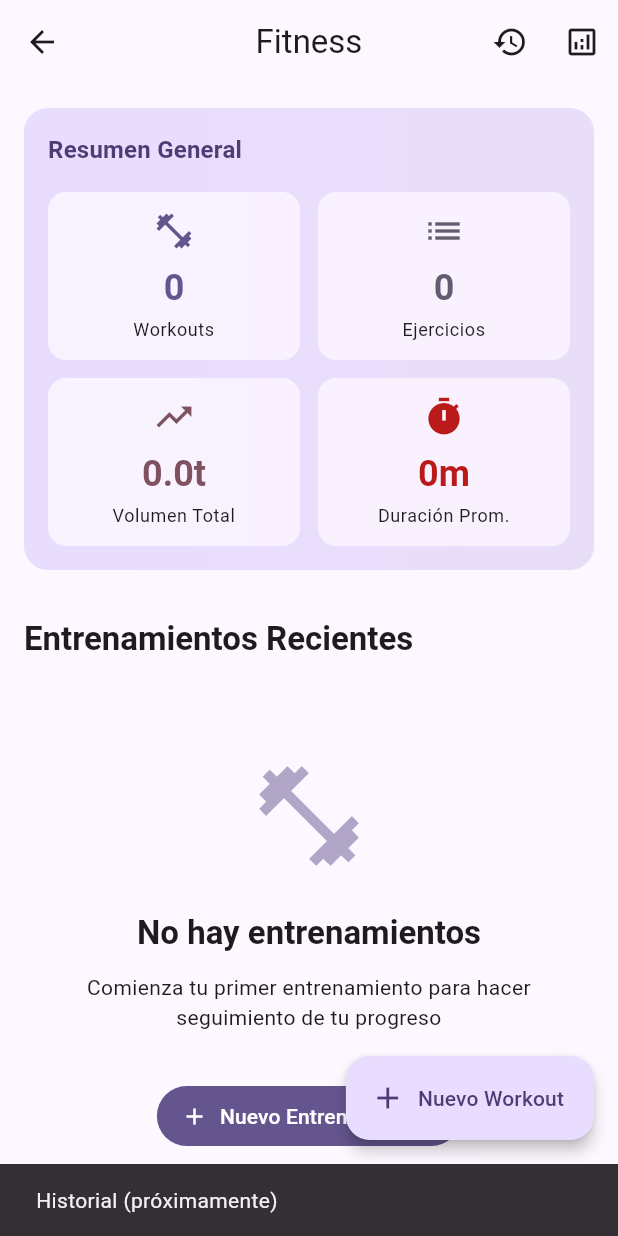
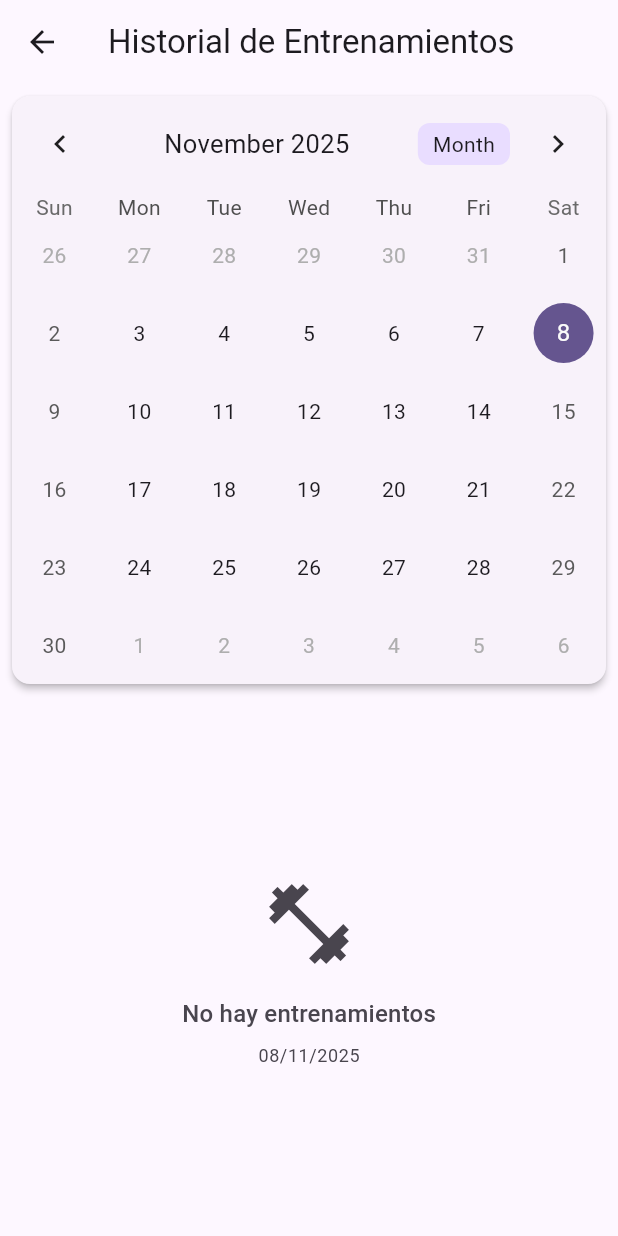
Before and after one commit to Doddieko67/app_watch, a Flutter app: the FitnessHomeScreen screen opened directly, after a tap on the "history" icon, on a phone screen of 412 x 824 dp. Run offline on Flutter 3.47's test engine with Material 3 defaults, Android fonts, the phone set to English and light mode, and no system bars; drawn by our look-alikes of table_calendar; our stand-ins replace drift, file_picker, fl_chart, flutter_local_notifications, flutter_riverpod, flutter_secure_storage and 7 more; accounts and stored records are empty; generated files the repository leaves out were written again.

Commit message:
feat: implement workout history with calendar view (Phase 6.5f)
- Create WorkoutHistoryScreen with table_calendar integration
- Calendar view with markers showing workout days
- Date selection to view workouts for specific date
- Workout list grouped by selected date
- Workout cards with split type, duration, exercises count, and volume
- Color-coded split indicators (Push, Pull, Legs, Upper, Lower, Full, Custom)
- Navigation to WorkoutDetailScreen for editing
- Empty state for days with no workouts
- Add navigation from FitnessHomeScreen history button
- Month/week/2-week calendar format switching

🤖 Generated with [Claude Code](https://claude.com/claude-code)

Co-Authored-By: Claude <noreply@anthropic.com>

```diff
--- a/lib/features/fitness/presentation/screens/fitness_home_screen.dart
+++ b/lib/features/fitness/presentation/screens/fitness_home_screen.dart
@@ -4,6 +4,7 @@ import 'package:flutter_riverpod/flutter_riverpod.dart';
 import '../providers/fitness_providers.dart';
 import '../widgets/workout_card.dart';
 import 'workout_detail_screen.dart';
+import 'workout_history_screen.dart';
 
 /// Pantalla principal de Fitness
 ///
@@ -25,10 +26,9 @@ class FitnessHomeScreen extends ConsumerWidget {
           IconButton(
             icon: const Icon(Icons.history),
             onPressed: () {
-              // TODO: Navegar a WorkoutHistoryScreen
-              ScaffoldMessenger.of(context).showSnackBar(
-                const SnackBar(
-                  content: Text('Historial (próximamente)'),
+              Navigator.of(context).push(
+                MaterialPageRoute(
+                  builder: (_) => const WorkoutHistoryScreen(),
                 ),
               );
             },
--- /dev/null
+++ b/lib/features/fitness/presentation/screens/workout_history_screen.dart
@@ -0,0 +1,394 @@
+import 'package:flutter/material.dart';
+import 'package:flutter_riverpod/flutter_riverpod.dart';
+import 'package:intl/intl.dart';
+import 'package:table_calendar/table_calendar.dart';
+
+import '../../domain/entities/workout_entity.dart';
+import '../providers/fitness_providers.dart';
+import 'workout_detail_screen.dart';
+
+class WorkoutHistoryScreen extends ConsumerStatefulWidget {
+  const WorkoutHistoryScreen({super.key});
+
+  @override
+  ConsumerState<WorkoutHistoryScreen> createState() => _WorkoutHistoryScreenState();
+}
+
+class _WorkoutHistoryScreenState extends ConsumerState<WorkoutHistoryScreen> {
+  DateTime _selectedDay = DateTime.now();
+  DateTime _focusedDay = DateTime.now();
+  CalendarFormat _calendarFormat = CalendarFormat.month;
+
+  @override
+  Widget build(BuildContext context) {
+    final startOfMonth = DateTime(_focusedDay.year, _focusedDay.month, 1);
+    final endOfMonth = DateTime(_focusedDay.year, _focusedDay.month + 1, 0);
+
+    final monthWorkoutsAsync = ref.watch(
+      workoutsByDateRangeProvider(
+        start: startOfMonth,
+        end: endOfMonth,
+      ),
+    );
+
+    return Scaffold(
+      appBar: AppBar(
+        title: const Text('Historial de Entrenamientos'),
+      ),
+      body: Column(
+        children: [
+          // Calendario
+          Card(
+            margin: const EdgeInsets.all(8),
+            child: monthWorkoutsAsync.when(
+              data: (monthWorkouts) {
+                // Crear un mapa de fechas con workouts
+                final workoutDates = <DateTime, List<WorkoutEntity>>{};
+                for (final workout in monthWorkouts) {
+                  final dateKey = DateTime(
+                    workout.date.year,
+                    workout.date.month,
+                    workout.date.day,
+                  );
+                  workoutDates[dateKey] = [...(workoutDates[dateKey] ?? []), workout];
+                }
+
+                return TableCalendar<WorkoutEntity>(
+                  firstDay: DateTime.utc(2020, 1, 1),
+                  lastDay: DateTime.utc(2030, 12, 31),
+                  focusedDay: _focusedDay,
+                  selectedDayPredicate: (day) => isSameDay(_selectedDay, day),
+                  calendarFormat: _calendarFormat,
+                  eventLoader: (day) {
+                    final dateKey = DateTime(day.year, day.month, day.day);
+                    return workoutDates[dateKey] ?? [];
+                  },
+                  onDaySelected: (selectedDay, focusedDay) {
+                    setState(() {
+                      _selectedDay = selectedDay;
+                      _focusedDay = focusedDay;
+                    });
+                  },
+                  onFormatChanged: (format) {
+                    setState(() {
+                      _calendarFormat = format;
+                    });
+                  },
+                  onPageChanged: (focusedDay) {
+                    setState(() {
+                      _focusedDay = focusedDay;
+                    });
+                  },
+                  calendarStyle: CalendarStyle(
+                    todayDecoration: BoxDecoration(
+                      color: Theme.of(context).colorScheme.primaryContainer,
+                      shape: BoxShape.circle,
+                    ),
+                    selectedDecoration: BoxDecoration(
+                      color: Theme.of(context).colorScheme.primary,
+                      shape: BoxShape.circle,
+                    ),
+                    markerDecoration: BoxDecoration(
+                      color: Theme.of(context).colorScheme.secondary,
+                      shape: BoxShape.circle,
+                    ),
+                    markersMaxCount: 1,
+                  ),
+                  headerStyle: HeaderStyle(
+                    formatButtonVisible: true,
+                    titleCentered: true,
+                    formatButtonShowsNext: false,
+                    formatButtonDecoration: BoxDecoration(
+                      color: Theme.of(context).colorScheme.primaryContainer,
+                      borderRadius: BorderRadius.circular(8),
+                    ),
+                  ),
+                );
+              },
+              loading: () => const Center(
+                child: Padding(
+                  padding: EdgeInsets.all(24.0),
+                  child: CircularProgressIndicator(),
+                ),
+              ),
+              error: (error, stack) => Center(
+                child: Padding(
+                  padding: const EdgeInsets.all(16.0),
+                  child: Text('Error: $error'),
+                ),
+              ),
+            ),
+          ),
+          const SizedBox(height: 8),
+
+          // Lista de workouts del día seleccionado
+          Expanded(
+            child: _WorkoutsList(selectedDate: _selectedDay),
+          ),
+        ],
+      ),
+    );
+  }
+}
+
+class _WorkoutsList extends ConsumerWidget {
+  final DateTime selectedDate;
+
+  const _WorkoutsList({required this.selectedDate});
+
+  @override
+  Widget build(BuildContext context, WidgetRef ref) {
+    final workoutsAsync = ref.watch(
+      workoutsByDateRangeProvider(
+        start: DateTime(selectedDate.year, selectedDate.month, selectedDate.day),
+        end: DateTime(selectedDate.year, selectedDate.month, selectedDate.day, 23, 59, 59),
+      ),
+    );
+
+    return workoutsAsync.when(
+      data: (workouts) {
+        if (workouts.isEmpty) {
+          return Center(
+            child: Column(
+              mainAxisAlignment: MainAxisAlignment.center,
+              children: [
+                Icon(
+                  Icons.fitness_center_outlined,
+                  size: 64,
+                  color: Theme.of(context).colorScheme.onSurfaceVariant,
+                ),
+                const SizedBox(height: 16),
+                Text(
+                  'No hay entrenamientos',
+                  style: Theme.of(context).textTheme.titleMedium?.copyWith(
+                        color: Theme.of(context).colorScheme.onSurfaceVariant,
+                      ),
+                ),
+                const SizedBox(height: 8),
+                Text(
+                  DateFormat('dd/MM/yyyy').format(selectedDate),
+                  style: Theme.of(context).textTheme.bodySmall?.copyWith(
+                        color: Theme.of(context).colorScheme.onSurfaceVariant,
+                      ),
+                ),
+              ],
+            ),
+          );
+        }
+
+        return ListView.builder(
+          padding: const EdgeInsets.symmetric(horizontal: 8),
+          itemCount: workouts.length,
+          itemBuilder: (context, index) {
+            final workout = workouts[index];
+            return _WorkoutCard(workout: workout);
+          },
+        );
+      },
+      loading: () => const Center(child: CircularProgressIndicator()),
+      error: (error, stack) => Center(
+        child: Text('Error: $error'),
+      ),
+    );
+  }
+}
+
+class _WorkoutCard extends StatelessWidget {
+  final WorkoutEntity workout;
+
+  const _WorkoutCard({required this.workout});
+
+  @override
+  Widget build(BuildContext context) {
+    return Card(
+      margin: const EdgeInsets.only(bottom: 8),
+      child: InkWell(
+        onTap: () {
+          Navigator.of(context).push(
+            MaterialPageRoute(
+              builder: (_) => WorkoutDetailScreen(workout: workout),
+            ),
+          );
+        },
+        borderRadius: BorderRadius.circular(12),
+        child: Padding(
+          padding: const EdgeInsets.all(16),
+          child: Column(
+            crossAxisAlignment: CrossAxisAlignment.start,
+            children: [
+              // Cabecera
+              Row(
+                children: [
+                  Container(
+                    padding: const EdgeInsets.all(8),
+                    decoration: BoxDecoration(
+                      color: _getSplitColor(workout.split).withOpacity(0.2),
+                      borderRadius: BorderRadius.circular(8),
+                    ),
+                    child: Icon(
+                      _getSplitIcon(workout.split),
+                      color: _getSplitColor(workout.split),
+                      size: 24,
+                    ),
+                  ),
+                  const SizedBox(width: 12),
+                  Expanded(
+                    child: Column(
+                      crossAxisAlignment: CrossAxisAlignment.start,
+                      children: [
+                        Text(
+                          _getSplitName(workout.split),
+                          style: Theme.of(context).textTheme.titleMedium?.copyWith(
+                                fontWeight: FontWeight.bold,
+                              ),
+                        ),
+                        Text(
+                          DateFormat('HH:mm').format(workout.date),
+                          style: Theme.of(context).textTheme.bodySmall?.copyWith(
+                                color: Theme.of(context).colorScheme.onSurfaceVariant,
+                              ),
+                        ),
+                      ],
+                    ),
+                  ),
+                  if (workout.durationMinutes != null)
+                    Container(
+                      padding: const EdgeInsets.symmetric(
+                        horizontal: 12,
+                        vertical: 6,
+                      ),
+                      decoration: BoxDecoration(
+                        color: Theme.of(context).colorScheme.secondaryContainer,
+                        borderRadius: BorderRadius.circular(12),
+                      ),
+                      child: Row(
+                        children: [
+                          Icon(
+                            Icons.timer,
+                            size: 16,
+                            color: Theme.of(context).colorScheme.onSecondaryContainer,
+                          ),
+                          const SizedBox(width: 4),
+                          Text(
+                            '${workout.durationMinutes}m',
+                            style: TextStyle(
+                              color: Theme.of(context).colorScheme.onSecondaryContainer,
+                              fontWeight: FontWeight.bold,
+                            ),
+                          ),
+                        ],
+                      ),
+                    ),
+                ],
+              ),
+              if (workout.notes != null && workout.notes!.isNotEmpty) ...[
+                const SizedBox(height: 12),
+                Text(
+                  workout.notes!,
+                  style: Theme.of(context).textTheme.bodySmall,
+                  maxLines: 2,
+                  overflow: TextOverflow.ellipsis,
+                ),
+              ],
+              const SizedBox(height: 12),
+
+              // Estadísticas rápidas
+              Row(
+                children: [
+                  _buildStat(
+                    context,
+                    Icons.fitness_center,
+                    '${workout.exercises.length} ejercicios',
+                  ),
+                  const SizedBox(width: 16),
+                  if (workout.totalVolume > 0)
+                    _buildStat(
+                      context,
+                      Icons.scale,
+                      '${workout.totalVolume.toStringAsFixed(0)} kg',
+                    ),
+                ],
+              ),
+            ],
+          ),
+        ),
+      ),
+    );
+  }
+
+  Widget _buildStat(BuildContext context, IconData icon, String text) {
+    return Row(
+      children: [
+        Icon(
+          icon,
+          size: 16,
+          color: Theme.of(context).colorScheme.onSurfaceVariant,
+        ),
+        const SizedBox(width: 4),
+        Text(
+          text,
+          style: Theme.of(context).textTheme.bodySmall?.copyWith(
+                color: Theme.of(context).colorScheme.onSurfaceVariant,
+              ),
+        ),
+      ],
+    );
+  }
+
+  Color _getSplitColor(WorkoutSplit split) {
+    switch (split) {
+      case WorkoutSplit.push:
+        return Colors.orange;
+      case WorkoutSplit.pull:
+        return Colors.blue;
+      case WorkoutSplit.legs:
+        return Colors.green;
+      case WorkoutSplit.upperBody:
+        return Colors.purple;
+      case WorkoutSplit.lowerBody:
+        return Colors.teal;
+      case WorkoutSplit.fullBody:
+        return Colors.red;
+      case WorkoutSplit.custom:
+        return Colors.grey;
+    }
+  }
+
+  IconData _getSplitIcon(WorkoutSplit split) {
+    switch (split) {
+      case WorkoutSplit.push:
+        return Icons.accessibility_new;
+      case WorkoutSplit.pull:
+        return Icons.fitness_center;
+      case WorkoutSplit.legs:
+        return Icons.directions_run;
+      case WorkoutSplit.upperBody:
+        return Icons.emoji_people;
+      case WorkoutSplit.lowerBody:
+        return Icons.trending_down;
+      case WorkoutSplit.fullBody:
+        return Icons.person;
+      case WorkoutSplit.custom:
+        return Icons.star;
+    }
+  }
+
+  String _getSplitName(WorkoutSplit split) {
+    switch (split) {
+      case WorkoutSplit.push:
+        return 'Push';
+      case WorkoutSplit.pull:
+        return 'Pull';
+      case WorkoutSplit.legs:
+        return 'Legs';
+      case WorkoutSplit.upperBody:
+        return 'Upper Body';
+      case WorkoutSplit.lowerBody:
+        return 'Lower Body';
+      case WorkoutSplit.fullBody:
+        return 'Full Body';
+      case WorkoutSplit.custom:
+        return 'Personalizado';
+    }
+  }
+}
```
